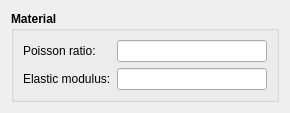
Qt form ui/Material.ui (murilloeng/Plates) before a commit.
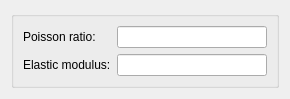
The same form after that commit.

What changed in the file:
```diff
--- a/ui/Material.ui
+++ b/ui/Material.ui
@@ -7,7 +7,7 @@
     <x>0</x>
     <y>0</y>
     <width>279</width>
-    <height>102</height>
+    <height>86</height>
    </rect>
   </property>
   <property name="windowTitle">
@@ -22,7 +22,7 @@
       </font>
      </property>
      <property name="title">
-      <string>Material</string>
+      <string/>
      </property>
      <layout class="QGridLayout" name="gridLayout_5">
       <item row="1" column="0">
```
